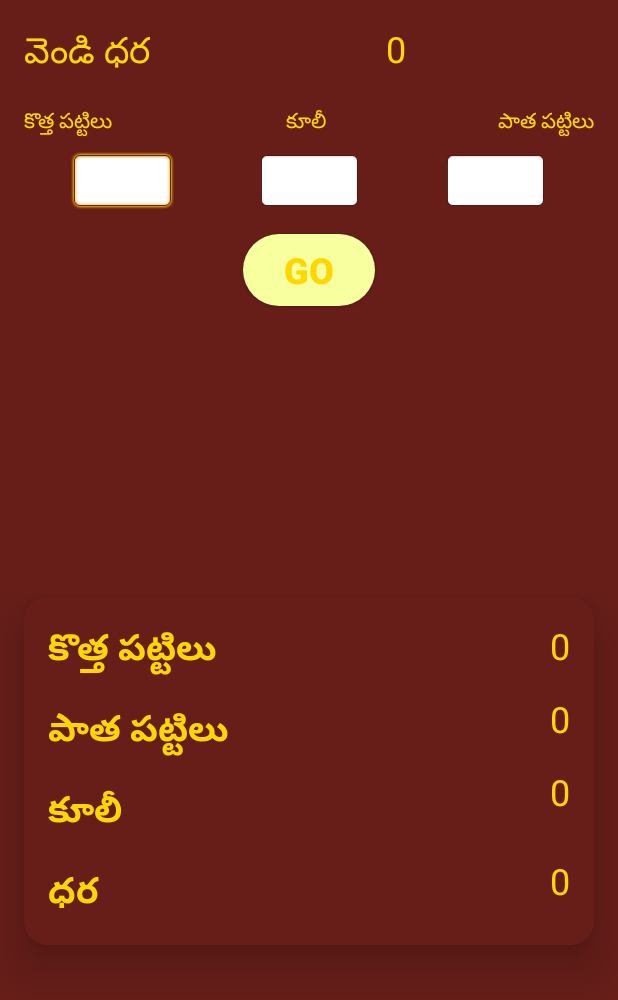
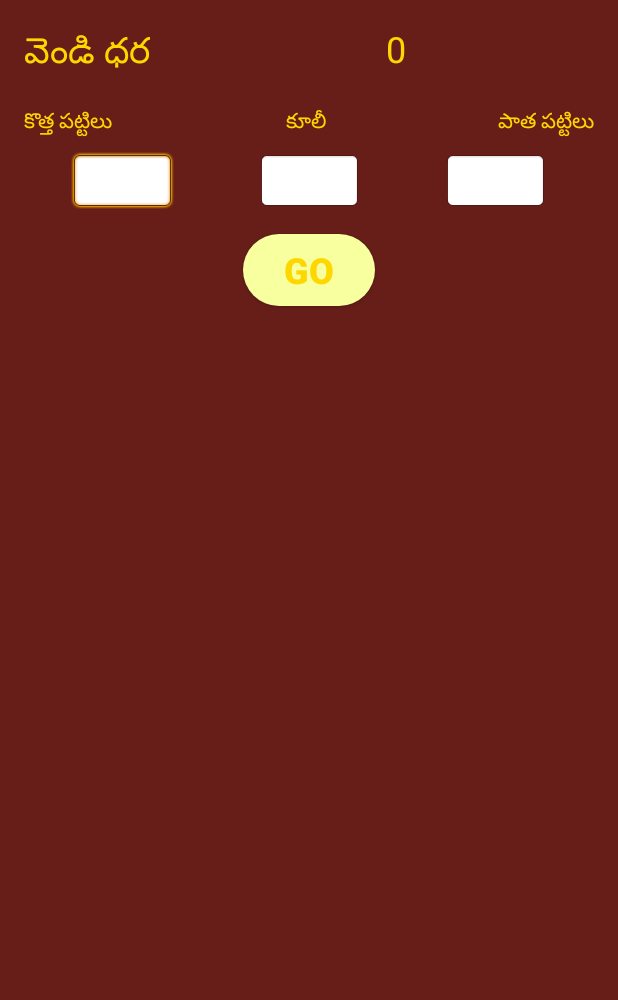
Before and after one commit to ajithr1/S-Rate-Cal, an Android app: the screen it shows after launch (MainActivity), on a phone screen of 412 x 824 dp. Shown: the top 1000 px of the screen. Run offline under Robolectric (Android 15) with nearby library versions, the phone set to English and light mode, and no system bars.

Commit message:
UI Optimizations.

```diff
--- a/app/src/main/java/com/ajith/silverprice/MainActivity.java
+++ b/app/src/main/java/com/ajith/silverprice/MainActivity.java
@@ -2,6 +2,7 @@ package com.ajith.silverprice;
 
 import androidx.appcompat.app.AppCompatActivity;
 import androidx.appcompat.widget.AlertDialogLayout;
+import androidx.cardview.widget.CardView;
 
 import android.app.ProgressDialog;
 import android.os.Bundle;
@@ -18,6 +19,7 @@ public class MainActivity extends AppCompatActivity implements EditDialog.Exampl
     private static final String TAG = "ajju";
     EditText old_weight, new_weight, kooli;
     TextView price, new_w, old_w, kooli_value, total;
+    private CardView cardView;
 
     ProgressDialog p;
 
@@ -35,6 +37,7 @@ public class MainActivity extends AppCompatActivity implements EditDialog.Exampl
         old_w = findViewById(R.id.old_w);
         kooli_value = findViewById(R.id.wage);
         total = findViewById(R.id.total);
+        cardView = findViewById(R.id.card);
 
         p = new ProgressDialog(this);
     }
@@ -86,6 +89,7 @@ public class MainActivity extends AppCompatActivity implements EditDialog.Exampl
         if (price1 == 0){
             return null;
         }else {
+            cardView.setVisibility(View.VISIBLE);
             double total = ((price1/10) * (new_wt - (68%old))) + wage;
             return String.valueOf(total);
         }
--- a/app/src/main/res/layout/activity_main.xml
+++ b/app/src/main/res/layout/activity_main.xml
@@ -84,6 +84,7 @@
         android:background="@android:drawable/editbox_background"
         android:ems="3"
         android:inputType="numberDecimal"
+        android:textColor="@android:color/black"
         android:textSize="20sp"
         app:layout_constraintEnd_toStartOf="@+id/old_wt"
         app:layout_constraintStart_toEndOf="@+id/new_wt"
@@ -110,6 +111,7 @@
         android:background="@android:drawable/editbox_background"
         android:ems="3"
         android:inputType="numberDecimal"
+        android:textColor="@android:color/black"
         android:textSize="20sp"
         app:layout_constraintEnd_toEndOf="parent"
         app:layout_constraintStart_toEndOf="@+id/kooli"
@@ -132,12 +134,14 @@
         app:layout_constraintTop_toBottomOf="@+id/kooli" />
 
     <androidx.cardview.widget.CardView
+        android:id="@+id/card"
         android:layout_width="match_parent"
         android:layout_height="wrap_content"
         android:layout_margin="16dp"
         app:cardBackgroundColor="#671E19"
         app:cardCornerRadius="16dp"
         app:cardElevation="16dp"
+        android:visibility="invisible"
         app:layout_constraintBottom_toBottomOf="parent"
         app:layout_constraintEnd_toEndOf="parent"
         app:layout_constraintStart_toStartOf="parent"
```
